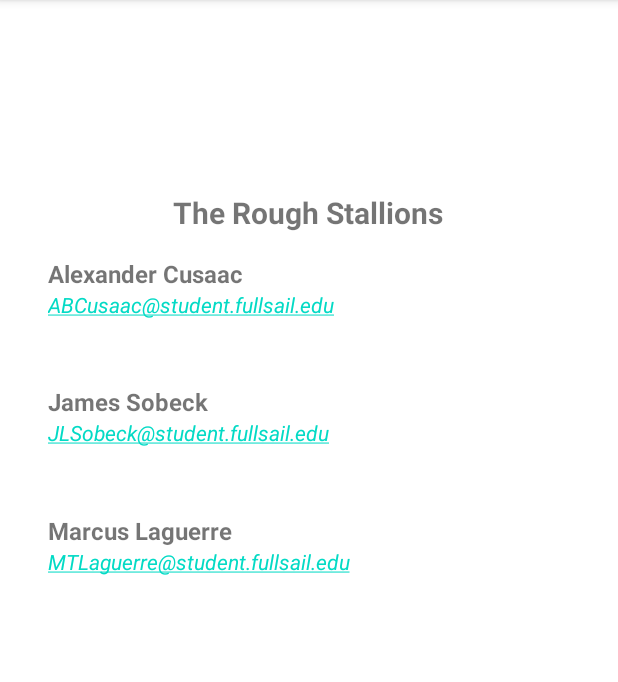
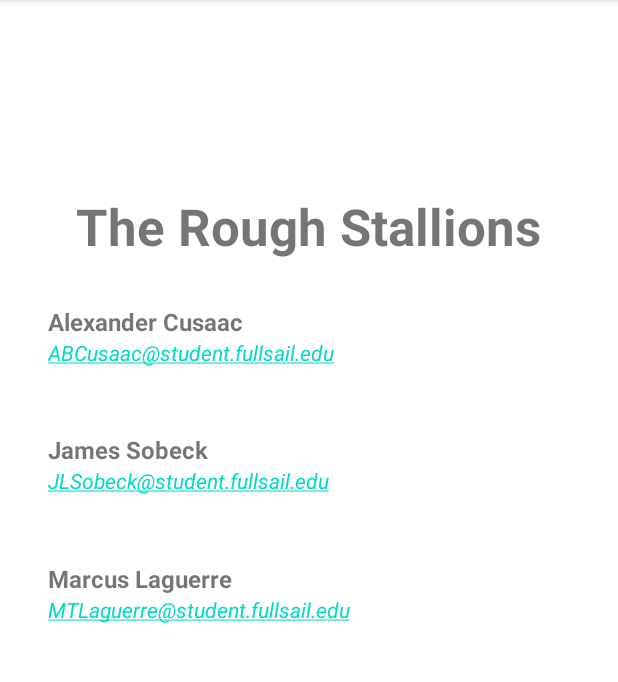
Before and after one commit to MightyChubz/genki, an Android app: the fragment ContactUsFragment shown on its own in the app's theme, on a phone screen of 412 x 824 dp, the part 84-766 px from its top. Run offline under Robolectric (Android 15) with nearby library versions, the phone set to English and light mode, and no system bars.

Commit message:
Made text size larger for team name

```diff
--- a/app/src/main/res/layout/fragment_contact_us.xml
+++ b/app/src/main/res/layout/fragment_contact_us.xml
@@ -15,7 +15,7 @@
         android:layout_marginTop="128dp"
         android:layout_marginEnd="177dp"
         android:text="@string/contact_us_fragment_team_name"
-        android:textSize="20sp"
+        android:textSize="34sp"
         android:textStyle="bold"
         app:layout_constraintEnd_toEndOf="parent"
         app:layout_constraintStart_toStartOf="parent"
@@ -26,7 +26,7 @@
         android:layout_width="wrap_content"
         android:layout_height="wrap_content"
         android:layout_marginStart="32dp"
-        android:layout_marginTop="171dp"
+        android:layout_marginTop="203dp"
         android:text="@string/contact_us_fragment_alexander_cusaac"
         android:textSize="16sp"
         android:textStyle="bold"
```
